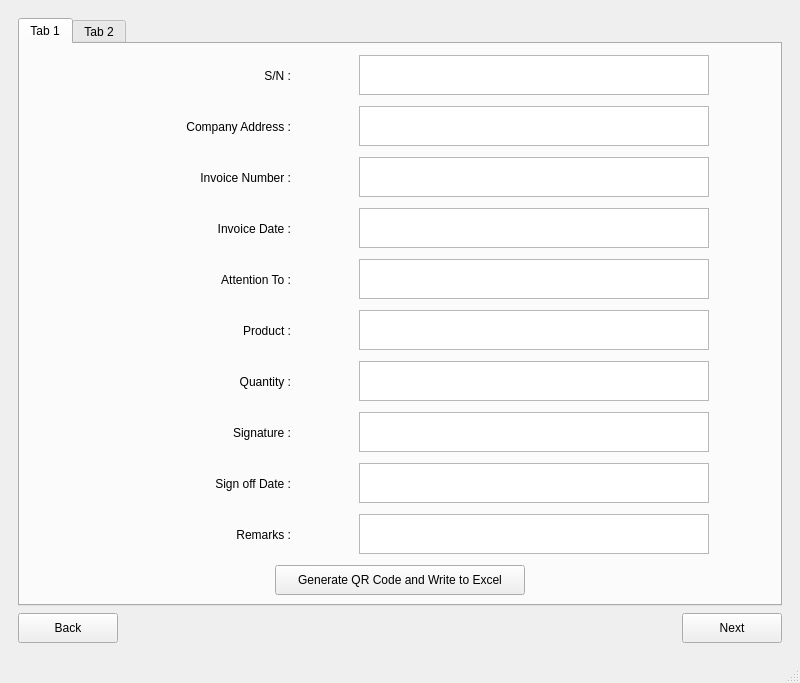
This is Trace.ui in ben-wsh10/Product_Traceability as Qt 5 draws it before an edit. The edited form follows.
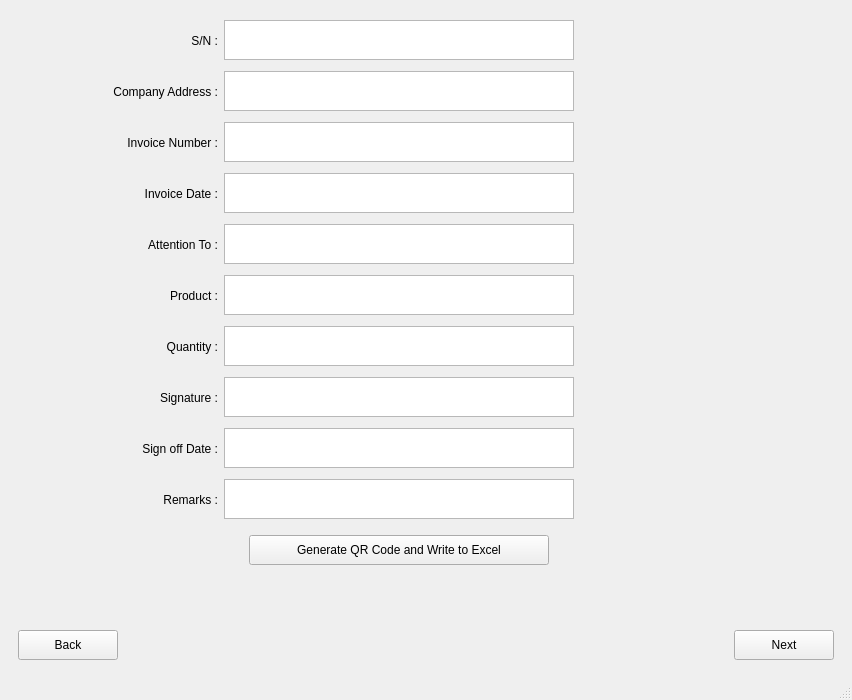
This is the edited form. The open tabs and pages were chosen to show the change.

Diff of the .ui file:
```diff
--- a/Trace.ui
+++ b/Trace.ui
@@ -6,8 +6,8 @@
    <rect>
     <x>0</x>
     <y>0</y>
-    <width>800</width>
-    <height>683</height>
+    <width>852</width>
+    <height>700</height>
    </rect>
   </property>
   <property name="windowTitle">
@@ -613,33 +613,7 @@
           <item>
            <layout class="QVBoxLayout" name="verticalLayout_10">
             <item>
-             <widget class="QTabWidget" name="tabWidget">
-              <property name="sizePolicy">
-               <sizepolicy hsizetype="Minimum" vsizetype="Minimum">
-                <horstretch>0</horstretch>
-                <verstretch>0</verstretch>
-               </sizepolicy>
-              </property>
-              <property name="minimumSize">
-               <size>
-                <width>750</width>
-                <height>550</height>
-               </size>
-              </property>
-              <property name="maximumSize">
-               <size>
-                <width>3000</width>
-                <height>6000</height>
-               </size>
-              </property>
-              <property name="currentIndex">
-               <number>0</number>
-              </property>
-              <widget class="QWidget" name="tab">
-               <attribute name="title">
-                <string>Tab 1</string>
-               </attribute>
-               <layout class="QVBoxLayout" name="verticalLayout_13">
+             <layout class="QHBoxLayout" name="horizontalLayout_19">
                 <item>
                  <layout class="QVBoxLayout" name="verticalLayout_12">
                   <item>
@@ -1212,9 +1186,37 @@
                     </item>
                    </layout>
                   </item>
-                 </layout>
-                </item>
-                <item alignment="Qt::AlignHCenter|Qt::AlignBottom">
+                <item>
+                 <layout class="QHBoxLayout" name="horizontalLayout_20">
+                  <item>
+                   <widget class="QLabel" name="label_12">
+                    <property name="sizePolicy">
+                     <sizepolicy hsizetype="Minimum" vsizetype="Minimum">
+                      <horstretch>0</horstretch>
+                      <verstretch>0</verstretch>
+                     </sizepolicy>
+                    </property>
+                    <property name="minimumSize">
+                     <size>
+                      <width>175</width>
+                      <height>45</height>
+                     </size>
+                    </property>
+                    <property name="maximumSize">
+                     <size>
+                      <width>175</width>
+                      <height>45</height>
+                     </size>
+                    </property>
+                    <property name="text">
+                     <string/>
+                    </property>
+                    <property name="alignment">
+                     <set>Qt::AlignRight|Qt::AlignTrailing|Qt::AlignVCenter</set>
+                    </property>
+                   </widget>
+                  </item>
+                  <item>
                  <widget class="QPushButton" name="writeButton">
                   <property name="sizePolicy">
                    <sizepolicy hsizetype="Minimum" vsizetype="Minimum">
@@ -1224,13 +1226,13 @@
                   </property>
                   <property name="minimumSize">
                    <size>
-                    <width>250</width>
+                      <width>300</width>
                     <height>30</height>
                    </size>
                   </property>
                   <property name="maximumSize">
                    <size>
-                    <width>250</width>
+                      <width>300</width>
                     <height>30</height>
                    </size>
                   </property>
@@ -1240,13 +1242,83 @@
                  </widget>
                 </item>
                </layout>
-              </widget>
-              <widget class="QWidget" name="tab_2">
-               <attribute name="title">
-                <string>Tab 2</string>
-               </attribute>
-              </widget>
-             </widget>
+                </item>
+               </layout>
+              </item>
+              <item>
+               <layout class="QHBoxLayout" name="horizontalLayout_21">
+                <property name="leftMargin">
+                 <number>0</number>
+                </property>
+                <property name="topMargin">
+                 <number>0</number>
+                </property>
+                <property name="rightMargin">
+                 <number>0</number>
+                </property>
+                <item>
+                 <spacer name="horizontalSpacer_2">
+                  <property name="orientation">
+                   <enum>Qt::Horizontal</enum>
+                  </property>
+                  <property name="sizeType">
+                   <enum>QSizePolicy::Fixed</enum>
+                  </property>
+                  <property name="sizeHint" stdset="0">
+                   <size>
+                    <width>40</width>
+                    <height>20</height>
+                   </size>
+                  </property>
+                 </spacer>
+                </item>
+                <item alignment="Qt::AlignHCenter|Qt::AlignVCenter">
+                 <widget class="QLabel" name="qrCode">
+                  <property name="sizePolicy">
+                   <sizepolicy hsizetype="Minimum" vsizetype="Minimum">
+                    <horstretch>0</horstretch>
+                    <verstretch>0</verstretch>
+                   </sizepolicy>
+                  </property>
+                  <property name="minimumSize">
+                   <size>
+                    <width>150</width>
+                    <height>150</height>
+                   </size>
+                  </property>
+                  <property name="maximumSize">
+                   <size>
+                    <width>150</width>
+                    <height>150</height>
+                   </size>
+                  </property>
+                  <property name="text">
+                   <string/>
+                  </property>
+                  <property name="alignment">
+                   <set>Qt::AlignCenter</set>
+                  </property>
+                 </widget>
+                </item>
+                <item>
+                 <spacer name="horizontalSpacer_3">
+                  <property name="orientation">
+                   <enum>Qt::Horizontal</enum>
+                  </property>
+                  <property name="sizeType">
+                   <enum>QSizePolicy::Fixed</enum>
+                  </property>
+                  <property name="sizeHint" stdset="0">
+                   <size>
+                    <width>40</width>
+                    <height>20</height>
+                   </size>
+                  </property>
+                 </spacer>
+                </item>
+               </layout>
+              </item>
+             </layout>
             </item>
             <item>
              <layout class="QHBoxLayout" name="horizontalLayout_8">
```
Left out of the diff: 31 changed lines with no effect on the pictures. Lines whose indentation alone changed are shown as unchanged.
